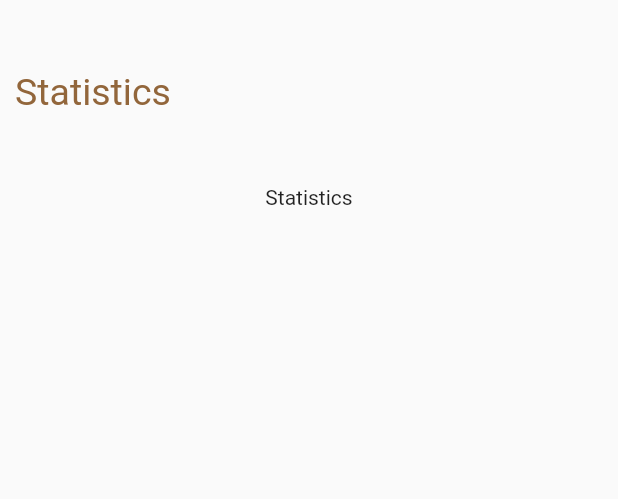
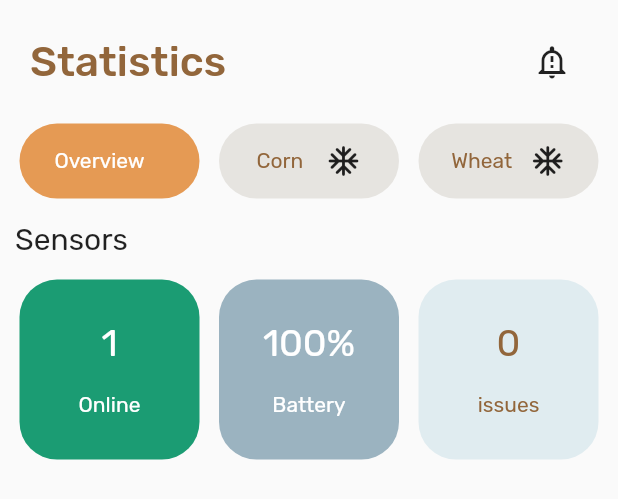
Before and after one commit to ElieBamunoba/water_sensorApp, a Flutter app: the StatisticsPage widget shown alone on an empty page, opened directly, on a phone screen of 412 x 824 dp. Shown: the top 499 px of the screen. Run offline on Flutter 3.47's test engine with Material 2 defaults, Android fonts, the phone set to English and light mode, and no system bars; our stand-ins replace fluttertoast, google_fonts, percent_indicator; network calls fail.

Commit message:
ui update

```diff
--- a/lib/constants.dart
+++ b/lib/constants.dart
@@ -1,15 +1,15 @@
 import 'package:flutter/material.dart';
 
 class Palette {
-  static const Color iconColor = Color(0xFFB6C7D1);
-
   static const Color textColor1 = Color(0XFF92663B);
   static const Color textColor2 = Color(0XFF9BB3C0);
 
   static const Color backgroundColor = Color(0xFFECF3F9);
 
   static const Color greenColor = Color(0xFF1b9c73);
+  static const Color greenColor2 = Color(0xFF199970);
   static const Color activeColor = Color(0xFFe59a54);
+  static const Color card3 = Color(0xFFE0ECF0);
   static const Color cardbackgroundColor = Color(0xFFEceee6);
   static const Color cardbackgroundColor2 = Color(0xFFE6E4E0);
 }
@@ -21,8 +21,12 @@ Widget TitleWidget({required String title}) {
     child: Text(
       title,
       style: const TextStyle(
-        fontSize: 25,
+        // fontFamily: 'asset/font/Pangram-ExtraBold.otf',
         color: Palette.textColor1,
+        fontSize: 28,
+        fontWeight: FontWeight.w500,
+        fontFamily: 'Rubik',
+        fontStyle: FontStyle.normal,
       ),
     ),
   );
--- a/lib/main.dart
+++ b/lib/main.dart
@@ -1,8 +1,9 @@
 import 'package:flutter/material.dart';
 import 'package:provider/provider.dart';
-import 'package:water_sensor/services/weather_api.dart';
 import 'route/route.dart' as route;
+
 import 'services/moisture_api.dart';
+import 'services/weather_api.dart';
 
 void main() {
   runApp(
@@ -30,7 +31,7 @@
       title: 'Water Sensor',
       debugShowCheckedModeBanner: false,
       theme: ThemeData(
-        primarySwatch: Colors.blue,
+        fontFamily: 'Rubik',
       ),
       onGenerateRoute: route.controller,
       initialRoute: route.dashboardScreen,
--- a/lib/screens/pages/statistics_page.dart
+++ b/lib/screens/pages/statistics_page.dart
@@ -1,6 +1,8 @@
 import 'package:flutter/material.dart';
+import 'package:water_sensor/widgets/sensor_info.dart';
 
 import '../../constants.dart';
+import '../../widgets/navigation_card.dart';
 
 class StatisticsPage extends StatelessWidget {
   const StatisticsPage({Key? key}) : super(key: key);
@@ -8,17 +10,80 @@ class StatisticsPage extends StatelessWidget {
   @override
   Widget build(BuildContext context) {
     return SizedBox(
-      width: double.infinity,
-      height: double.infinity,
       child: Column(
+        mainAxisAlignment: MainAxisAlignment.start,
+        crossAxisAlignment: CrossAxisAlignment.start,
         children: [
-          SizedBox(
-            height: MediaQuery.of(context).size.height * 15 / 100,
+          Container(
+            height: MediaQuery.of(context).size.height * 10 / 100,
+            margin: const EdgeInsets.symmetric(horizontal: 10),
             child: Row(
-              children: [TitleWidget(title: 'Statistics')],
+              mainAxisAlignment: MainAxisAlignment.spaceBetween,
+              children: [
+                TitleWidget(title: 'Statistics'),
+                Container(
+                  margin: const EdgeInsets.symmetric(horizontal: 10),
+                  child: IconButton(
+                    onPressed: () {},
+                    icon: const Icon(Icons.notification_important_outlined),
+                  ),
+                )
+              ],
             ),
           ),
-          Center(child: Text('Statistics')),
+          Row(
+            mainAxisAlignment: MainAxisAlignment.spaceEvenly,
+            children: [
+              NavigationCard(
+                color: Palette.activeColor,
+                title: 'Overview',
+                icon: Icons.ac_unit_rounded,
+                txtColor: Colors.white,
+              ),
+              NavigationCard(
+                color: Palette.cardbackgroundColor2,
+                title: 'Corn',
+                icon: Icons.ac_unit_rounded,
+                txtColor: Palette.textColor1,
+              ),
+              NavigationCard(
+                color: Palette.cardbackgroundColor2,
+                title: 'Wheat',
+                icon: Icons.ac_unit_rounded,
+                txtColor: Palette.textColor1,
+              ),
+            ],
+          ),
+          Container(
+            margin: const EdgeInsets.symmetric(horizontal: 10, vertical: 15),
+            child: const Text('Sensors',
+                style: TextStyle(
+                  fontSize: 20,
+                )),
+          ),
+          Row(
+            mainAxisAlignment: MainAxisAlignment.spaceEvenly,
+            children: [
+              SensorInfo(
+                title: 'Online',
+                amount: '1',
+                backgroundColor: Palette.greenColor,
+                txtColor: Colors.white,
+              ),
+              SensorInfo(
+                title: 'Battery',
+                amount: '100%',
+                backgroundColor: Palette.textColor2,
+                txtColor: Colors.white,
+              ),
+              SensorInfo(
+                title: 'issues',
+                amount: '0',
+                backgroundColor: Palette.card3,
+                txtColor: Palette.textColor1,
+              ),
+            ],
+          )
         ],
       ),
     );
--- a/lib/services/weather_api.dart
+++ b/lib/services/weather_api.dart
@@ -20,7 +20,7 @@ class WeatherApi with ChangeNotifier {
     final _queryParameters = {
       'lat': '-1.4402995',
       'lon': '37.049710',
-      'appid': 'c9fbc2e212b3edc3454df48bbdbd371b',
+      'appid': 'aee0ff2c3c13bf89a09b471b05a1ffaa',
       'units': 'metric'
     };
     final uri = Uri.https(
--- /dev/null
+++ b/lib/widgets/navigation_card.dart
@@ -0,0 +1,39 @@
+import 'package:flutter/material.dart';
+
+import '../constants.dart';
+
+Widget NavigationCard({
+  required String title,
+  required IconData icon,
+  required Color color,
+  required Color txtColor,
+}) {
+  return InkWell(
+    onTap: () {},
+    highlightColor: Palette.activeColor,
+    borderRadius: BorderRadius.circular(20),
+    child: Container(
+      padding: const EdgeInsets.all(10),
+      decoration: BoxDecoration(
+        color: color,
+        borderRadius: BorderRadius.circular(25),
+      ),
+      width: 120,
+      height: 50,
+      child: Center(
+        child: Row(
+          mainAxisAlignment: MainAxisAlignment.spaceEvenly,
+          children: [
+            Text(
+              title,
+              style: TextStyle(
+                color: txtColor,
+              ),
+            ),
+            title == 'Overview' ? const Text('') : Icon(icon),
+          ],
+        ),
+      ),
+    ),
+  );
+}
--- /dev/null
+++ b/lib/widgets/sensor_info.dart
@@ -0,0 +1,40 @@
+import 'package:flutter/material.dart';
+
+import '../constants.dart';
+
+Widget SensorInfo({
+  required String title,
+  required String amount,
+  required Color backgroundColor,
+  required Color txtColor,
+}) {
+  return Container(
+    padding: const EdgeInsets.all(10),
+    decoration: BoxDecoration(
+      color: backgroundColor,
+      borderRadius: BorderRadius.circular(25),
+    ),
+    width: 120,
+    height: 120,
+    child: Center(
+      child: Column(
+        mainAxisAlignment: MainAxisAlignment.spaceEvenly,
+        children: [
+          Text(
+            amount,
+            style: TextStyle(
+              color: txtColor,
+              fontSize: 25,
+            ),
+          ),
+          Text(
+            title,
+            style: TextStyle(
+              color: txtColor,
+            ),
+          ),
+        ],
+      ),
+    ),
+  );
+}
```
Also changed, not shown: lib/models/Weather.dart (+9 -6 lines), lib/screens/dashboard_screen.dart (+8 -9 lines), lib/screens/pages/home_page.dart (+22 -8 lines), lib/widgets/weather_card.dart (+18 -17 lines), pubspec.yaml (+6 -9 lines), assets/fonts/rubik/Rubik-Bold.ttf (added), assets/fonts/rubik/Rubik-ExtraBold.ttf (added), assets/fonts/rubik/Rubik-Medium.ttf (added), assets/fonts/rubik/Rubik-Regular.ttf (added), pubspec.lock.
